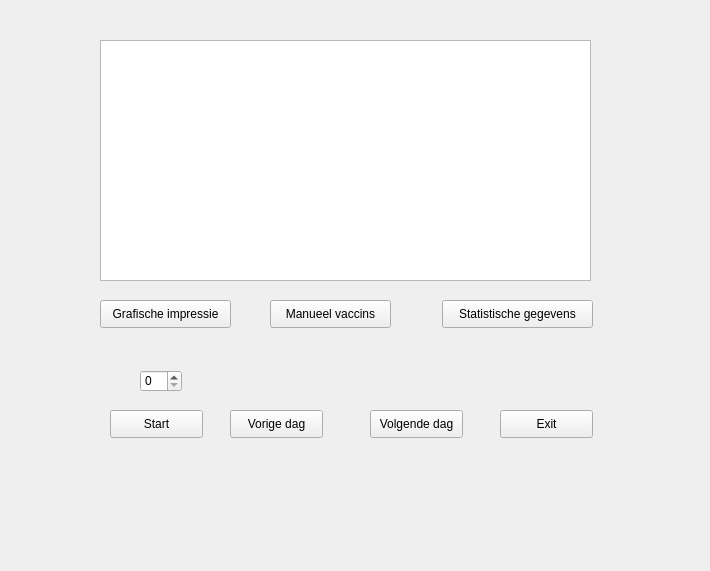
Above: src/vaccininterface.ui from Sam-Roggeman/ProjectPSE before the change. Below: the same form after it.
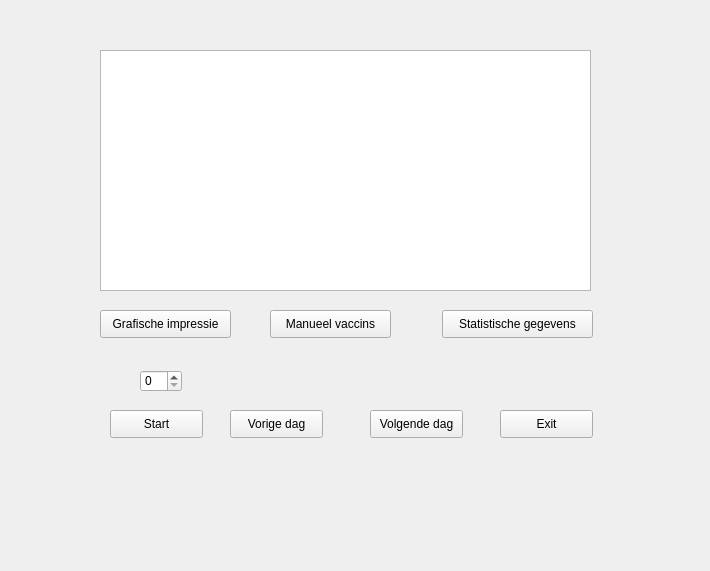
That is the form after the change. The open tabs and pages were chosen to show the change.

Commit message: Knoppen interface.

Diff of the .ui file:
```diff
--- a/src/vaccininterface.ui
+++ b/src/vaccininterface.ui
@@ -110,8 +110,8 @@
      <property name="geometry">
       <rect>
        <x>40</x>
-       <y>20</y>
-       <width>601</width>
+       <y>30</y>
+       <width>561</width>
        <height>331</height>
       </rect>
      </property>
```
Left out of the diff: 2 changed lines with no effect on the pictures.
